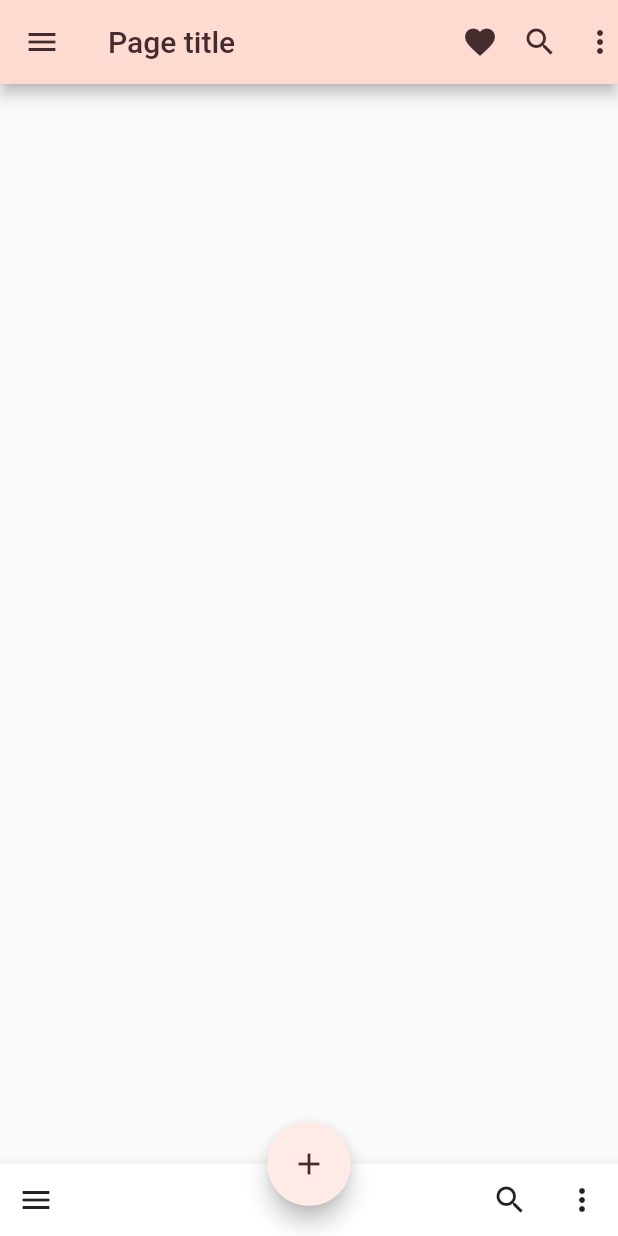
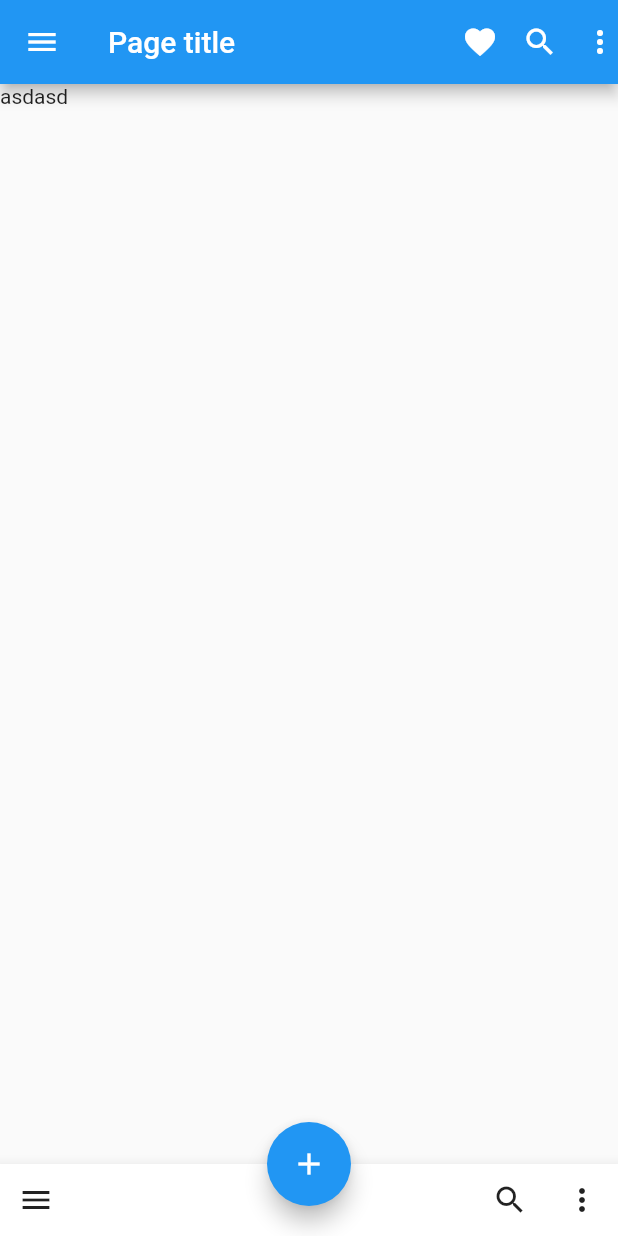
Before and after one commit to daida459031925/myApp, a Flutter app: the screen it shows after launch, after a tap on the "add" icon, on a phone screen of 412 x 824 dp. Run offline on Flutter 3.47's test engine with Material 2 defaults, Android fonts, the phone set to English and light mode, and no system bars; Roboto replaces fonts that are missing (Rubik).

Commit message:
我的app提交

```diff
--- a/lib/main.dart
+++ b/lib/main.dart
@@ -10,7 +10,9 @@ class MyApp extends StatelessWidget {
     return MaterialApp(
       title: 'Flutter Demo',
       home: MyHomePage(),
-      theme: _buildShrineTheme(),
+      // theme: _buildShrineTheme(),
+      // 去掉项目右上角的debug
+      debugShowCheckedModeBanner: false,
     );
   }
 }
@@ -31,7 +33,9 @@ class MyHomePage extends StatelessWidget {
           Icon(Icons.more_vert),
         ],
       ),
-      body: Container(),
+      body: Container(
+        child: Text('asdasd'),
+      ),
       bottomNavigationBar: BottomAppBar(
         child: Row(
           children: [
@@ -43,7 +47,9 @@ class MyHomePage extends StatelessWidget {
         ),
       ),
       floatingActionButton:
-      FloatingActionButton(child: const Icon(Icons.add), onPressed: () {}),
+      FloatingActionButton(child: const Icon(Icons.add), onPressed: () {
+        print("object");
+      }),
       floatingActionButtonLocation: FloatingActionButtonLocation.centerDocked,
     );
   }
```
Also changed, not shown: lib/com/daida/www/layout/top.dart (added).
